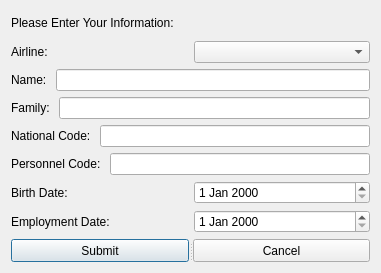
Old version of the form MyProj/addhost.ui in the repository shahabbadihi/airport_managementt.
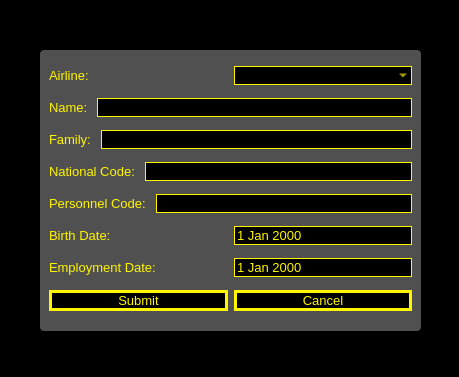
New version of the form.

Diff of the .ui file:
```diff
--- a/MyProj/addhost.ui
+++ b/MyProj/addhost.ui
@@ -6,21 +6,68 @@
    <rect>
     <x>0</x>
     <y>0</y>
-    <width>381</width>
-    <height>273</height>
+    <width>459</width>
+    <height>377</height>
    </rect>
   </property>
   <property name="windowTitle">
    <string>Add Host</string>
   </property>
-  <layout class="QVBoxLayout" name="verticalLayout">
-   <item>
-    <widget class="QLabel" name="label">
-     <property name="text">
-      <string>Please Enter Your Information:</string>
-     </property>
-    </widget>
-   </item>
+  <property name="styleSheet">
+   <string notr="true">* {
+	font-size: 10pt;
+}
+
+QDialog {
+	
+	background-color: rgb(0, 0, 0);
+}
+
+QLabel {
+	color: rgb(255, 246, 0);
+}
+
+QLineEdit, QComboBox, QDateEdit {
+	color: rgb(255, 246, 0);
+	
+	background-color: rgb(0, 0, 0);
+	border: 1px solid #fff600;
+}
+
+QPushButton {
+	background-color: rgb(0, 0, 0);
+	color: rgb(255, 246, 0);
+	border: 3px solid #fff600;
+}
+
+QPushButton:hover {
+	background-color: #fff600;
+	color: black;
+}
+
+#frame {
+	
+	background-color: rgb(255, 255, 255, 80);
+	border-radius: 4px;
+}
+</string>
+  </property>
+  <widget class="QFrame" name="frame">
+   <property name="geometry">
+    <rect>
+     <x>40</x>
+     <y>50</y>
+     <width>381</width>
+     <height>281</height>
+    </rect>
+   </property>
+   <property name="frameShape">
+    <enum>QFrame::StyledPanel</enum>
+   </property>
+   <property name="frameShadow">
+    <enum>QFrame::Raised</enum>
+   </property>
+   <layout class="QVBoxLayout" name="verticalLayout_2">
    <item>
     <layout class="QHBoxLayout" name="horizontalLayout_7">
      <item>
@@ -120,23 +167,25 @@
     </layout>
    </item>
    <item>
-    <widget class="QSplitter" name="splitter">
-     <property name="orientation">
-      <enum>Qt::Horizontal</enum>
-     </property>
+     <layout class="QHBoxLayout" name="horizontalLayout_8">
+      <item>
      <widget class="QPushButton" name="pushButton">
       <property name="text">
        <string>Submit</string>
       </property>
      </widget>
+      </item>
+      <item>
      <widget class="QPushButton" name="pushButton_2">
       <property name="text">
        <string>Cancel</string>
       </property>
      </widget>
-    </widget>
-   </item>
-  </layout>
+      </item>
+     </layout>
+    </item>
+   </layout>
+  </widget>
  </widget>
  <resources/>
  <connections/>
```
Lines whose indentation alone changed are shown as unchanged.
